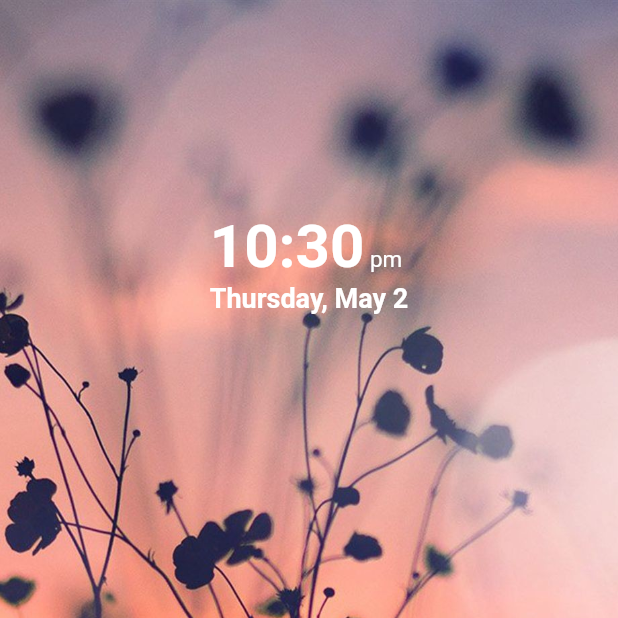
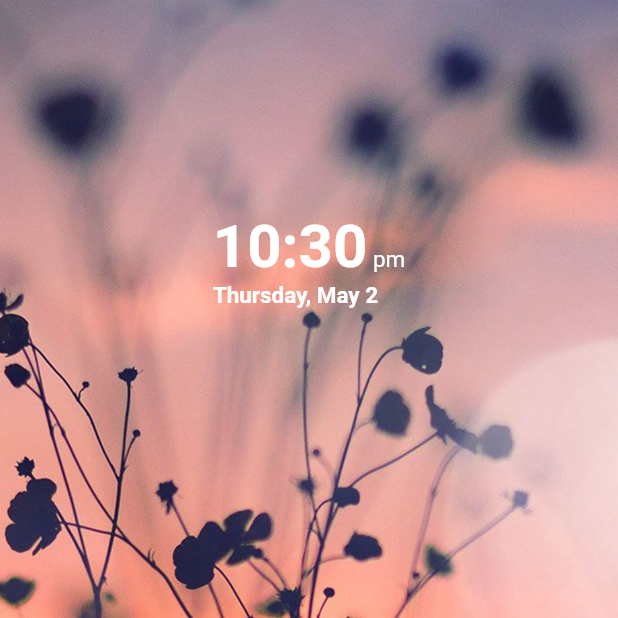
Before and after one commit to prachis70/timedailytask, a Flutter app: the screen it shows after launch, on a phone screen of 412 x 824 dp, the top half of it. Run offline on Flutter 3.47's test engine with Material 3 defaults, Android fonts, the phone set to English and light mode, and no system bars.

Commit message:
2-5-2024

```diff
--- a/lib/projects/Timer_App.dart
+++ b/lib/projects/Timer_App.dart
@@ -64,7 +64,7 @@ class _clockPageState extends State<clockPage> {
                 RichText(text: TextSpan(children: [
                   TextSpan(text: '\n\n\n${dateTime.hour%12}:${dateTime.minute}',style: TextStyle(fontWeight: FontWeight.bold,fontSize: 40,color: Colors.white)),
                   TextSpan(text: '${(dateTime.hour>12)?' am\n':' pm\n'}',style: TextStyle(fontSize: 15)),
-                  TextSpan( text:'$day, $month ${dateTime.day}',style: TextStyle(fontSize: 18,fontWeight: FontWeight.bold,color: Colors.white)),
+                  TextSpan( text:'$day, $month ${dateTime.day}',style: TextStyle(fontSize: 15,fontWeight: FontWeight.bold,color: Colors.white)),
                 ])),
               ],
             ),
```
